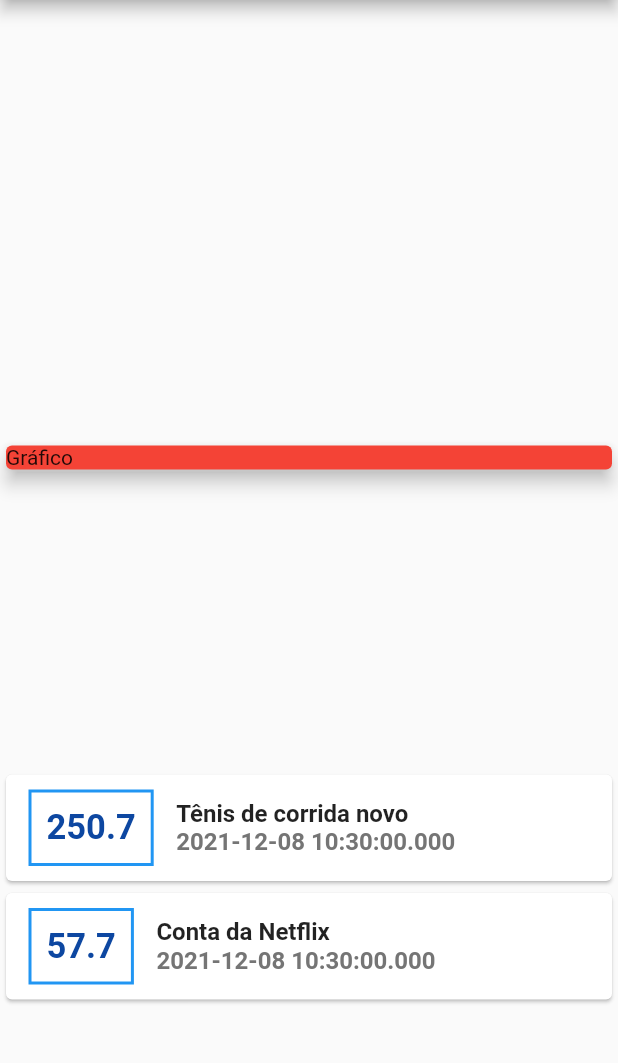
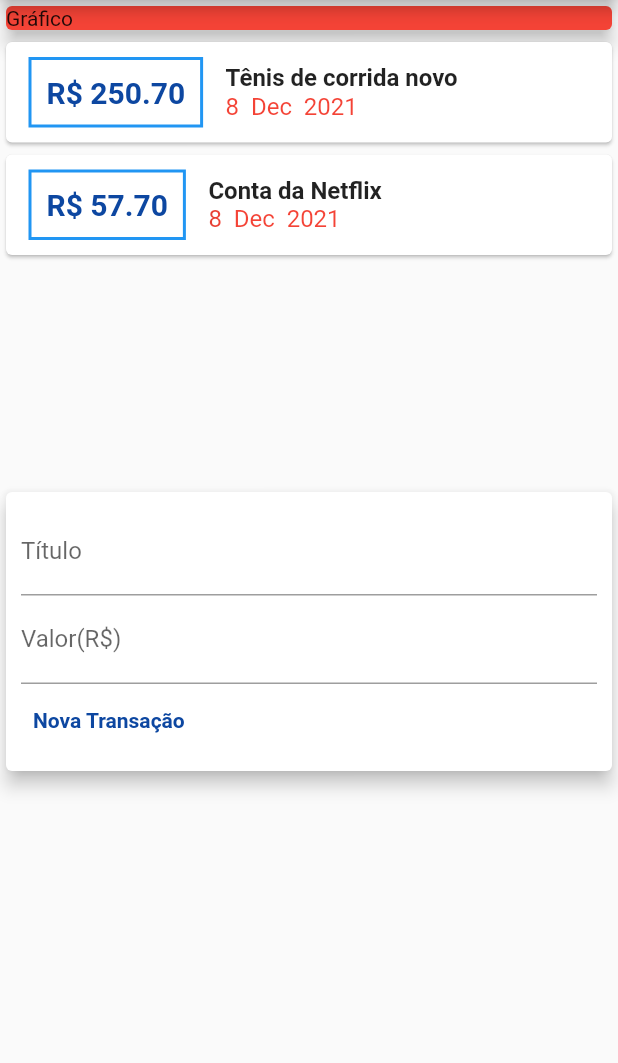
Before and after one commit to SamantthaRM/Despesas, a Flutter app: the screen it shows after launch, on a phone screen of 412 x 824 dp, the part 84-1147 px from its top. Run offline on Flutter 3.47's test engine with Material 2 defaults, Android fonts, the phone set to English and light mode, and no system bars.

```diff
--- /dev/null
+++ b/lib/components/transaction_form.dart
@@ -0,0 +1,62 @@
+import 'package:flutter/material.dart';
+
+class TransactionForm  extends StatelessWidget {
+
+  final titleControler = TextEditingController();
+  final valueControler = TextEditingController();
+
+  final void Function(String, double) onSubmit;
+
+  TransactionForm(this.onSubmit);
+
+  _submitForm() {
+    final title = titleControler.text;
+    final value = double.tryParse(valueControler.text) ?? 0 ;
+
+    if(title.isEmpty || value <=0 ) {
+      return;
+    }
+    onSubmit(title, value);
+  }
+
+  @override
+  Widget build(BuildContext context) {
+    return Card(
+              elevation: 5,
+              child: Padding(
+                padding: const EdgeInsets.all(10),
+                child: Column(
+                  children: <Widget> [
+                    TextField(
+                      controller: titleControler,
+                      decoration: InputDecoration(
+                        labelText: 'Título',
+                      ),
+                    ),
+                    TextField(
+                      controller: valueControler,
+                      keyboardType: TextInputType.number,
+                      decoration: InputDecoration(
+                        labelText: 'Valor(R\$)',
+                      ),
+                    ),
+                    Row(
+                      mainAxisAlignment: MainAxisAlignment.start,
+                      children: <Widget> [
+                    TextButton(
+                      child: Text('Nova Transação',
+                      style: TextStyle(
+                        color: Colors.blue[900],
+                        fontWeight: FontWeight.bold
+                        ),
+                      ),
+                      onPressed: _submitForm,
+                     ),
+                    ],
+                   ),
+                  ],
+                ),
+              ),
+            );
+  }
+}
--- /dev/null
+++ b/lib/components/transaction_list.dart
@@ -0,0 +1,76 @@
+import 'package:flutter/material.dart';
+import '../models/transaction.dart';
+import 'dart:ui' as ui;
+import 'package:intl/intl.dart';
+
+class TransactionList  extends StatelessWidget {
+
+  final List<Transaction> transactions;
+
+  TransactionList(this.transactions);
+
+  @override
+  Widget build(BuildContext context) {
+    return Container(
+      height: 300,
+      child: ListView.builder(
+        itemCount: transactions.length,
+        itemBuilder: (ctx, index) {
+          final tr = transactions[index];
+          return Card(
+                  child: Row(
+                    children: <Widget>[
+                      Container(
+                        margin:
+                            EdgeInsets.symmetric(horizontal: 15, vertical: 10),
+                        decoration: BoxDecoration(
+                          border: Border.all(
+                            color: Colors.blue,
+                            width: 2,
+                          ),
+                        ),
+                        padding: EdgeInsets.all(10),
+                        child: Text(
+                          'R\$ ${tr.value.toStringAsFixed(2)}',
+                          style: TextStyle(
+                            fontWeight: FontWeight.bold,
+                            fontSize: 20,
+                            color: Colors.blue[900],
+                          ),
+                        ),
+                      ),
+                      Column(
+                        crossAxisAlignment: CrossAxisAlignment.start,
+                        children: <Widget>[
+                          Text(
+                            tr.title,
+                            style: TextStyle(
+                              fontSize: 16,
+                              fontWeight: FontWeight.bold,
+                            ),
+                          ),
+                          Text(
+                            DateFormat('d  MMM  y').format(tr.datetime),
+                            style: TextStyle(
+                              fontSize: 16,
+                              foreground: Paint()
+                                ..shader = ui.Gradient.linear(
+                                  const Offset(0, 20),
+                                  const Offset(150, 20),
+                                  <Color>[
+                                    Colors.black,
+                                    Colors.red,
+                                  ],
+                                ),
+                            ),
+                          ),
+                        ],
+                      ),
+                    ],
+                  ),
+                );
+              },
+            ),
+    );
+  }
+}
--- /dev/null
+++ b/lib/components/transaction_user.dart
@@ -0,0 +1,53 @@
+import 'dart:math';
+
+import 'package:flutter/material.dart';
+import 'transaction_form.dart';
+import 'transaction_list.dart';
+import '../models/transaction.dart';
+
+class TransactionUser extends StatefulWidget {
+
+  @override
+  _TransactionUserState createState() => _TransactionUserState();
+}
+
+class _TransactionUserState extends State<TransactionUser> {
+
+  final _transactions = [
+    Transaction(
+        id: 't1',
+        title: 'Tênis de corrida novo',
+        value: 250.70,
+        datetime: DateTime.now()
+        ),
+    Transaction(
+        id: 't2',
+        title: 'Conta da Netflix',
+        value: 57.70,
+        datetime: DateTime.now()
+        ),
+  ];
+
+  _addTransaction(var title, var value) {
+    final newTransaction = Transaction(
+      id: Random().nextDouble().toString(),
+       title: title,
+        value: value,
+         datetime: DateTime.now(),
+         );
+
+         setState(() {
+           _transactions.add(newTransaction);
+         });
+  }
+
+  @override
+  Widget build(BuildContext context) {
+    return Column(
+      children: <Widget>[
+        TransactionList(_transactions),
+        TransactionForm(_addTransaction),
+      ],
+    );
+  }
+}
--- a/lib/main.dart
+++ b/lib/main.dart
@@ -1,35 +1,19 @@
-
-import 'package:expenses/models/transaction.dart';
+import 'package:expenses/components/transaction_user.dart';
 import 'package:flutter/material.dart';
 
 main() => runApp(ExpensesApp());
 
 class ExpensesApp extends StatelessWidget {
-
   @override
   Widget build(BuildContext context) {
     return MaterialApp(
-      home: MyHomePage()
-
+      home: MyHomePage(),
     );
   }
 }
 
 class MyHomePage extends StatelessWidget {
-   final _transactions = [
-    Transaction(
-      id: 't1',
-      title: 'Tênis de corrida novo',
-      value: 250.70,
-      datetime: DateTime.now()
-    ),
-    Transaction(
-      id: 't2',
-      title: 'Conta da Netflix',
-      value: 57.70,
-      datetime: DateTime.now()
-    )
-  ];
+
 
   @override
   Widget build(BuildContext context) {
@@ -37,69 +21,19 @@ class MyHomePage extends StatelessWidget {
       appBar: AppBar(
         title: Text('Despesas Pessoais'),
       ),
-      body: Column(
-        mainAxisAlignment: MainAxisAlignment.spaceAround,
+      body: SingleChildScrollView(
+        child: Column(
             crossAxisAlignment: CrossAxisAlignment.stretch,
             children: <Widget>[
-         Container(
-           ),
+              Container(),
               Card(
                 color: Colors.red,
                 child: Text('Gráfico'),
                 elevation: 5,
               ),
-         Column(
-           children: _transactions.map((tr) {
-             return Card(
-               child: Row(
-                 children: <Widget> [
-                   Container(
-                     margin: EdgeInsets.symmetric(
-                       horizontal: 15,
-                       vertical: 10
-                     ),
-                     decoration: BoxDecoration(
-                       border: Border.all(
-                         color: Colors.blue,
-                         width: 2,
-                         ),
-                       ),
-                     padding: EdgeInsets.all(10),
-                      child: Text(
-                        tr.value.toString(),
-                        style: TextStyle(
-                          fontWeight: FontWeight.bold,
-                          fontSize: 23,
-                          color: Colors.blue[900],
-                        ),
-                      ),
-                   ),
-                   Column(
-                     crossAxisAlignment: CrossAxisAlignment.start,
-                       children: <Widget> [
-                       Text(
-                         tr.title,
-                         style: TextStyle(
-                           fontSize: 16,
-                         fontWeight: FontWeight.bold,
-                       ),
-                         ),
-                       Text(
-                         (tr.datetime.toString()),
-                         style: TextStyle(
-                           fontSize: 16,
-                         fontWeight: FontWeight.bold,
-                         color: Colors.grey[600],
-                       ),
-                      ),
+              TransactionUser(),
             ],
           ),
-                 ],
-               ),
-             );
-           }).toList(),
-         ),
-       ],
       ),
       );
   }
--- a/pubspec.yaml
+++ b/pubspec.yaml
@@ -29,6 +29,7 @@ environment:
 dependencies:
   flutter:
     sdk: flutter
+  intl: ^0.17.0
 
 
   # The following adds the Cupertino Icons font to your application.
```
Also changed, not shown: pubspec.lock. Lines whose indentation alone changed are shown as unchanged.
